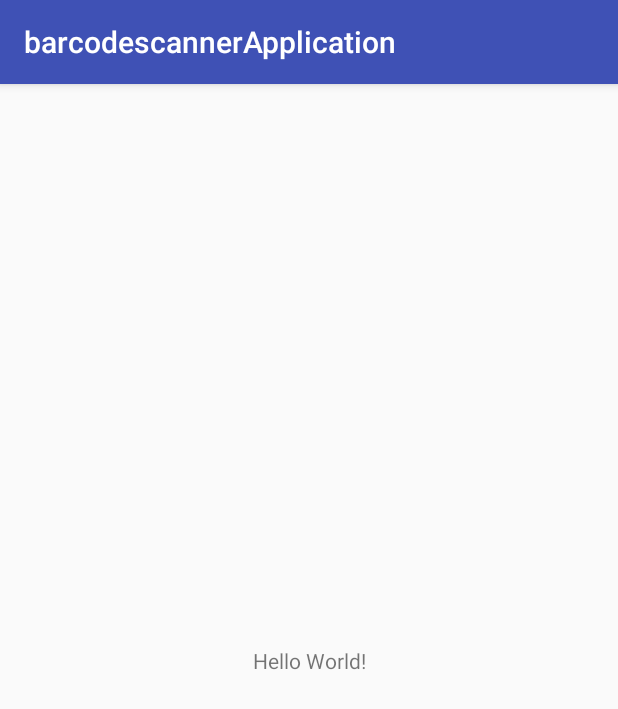
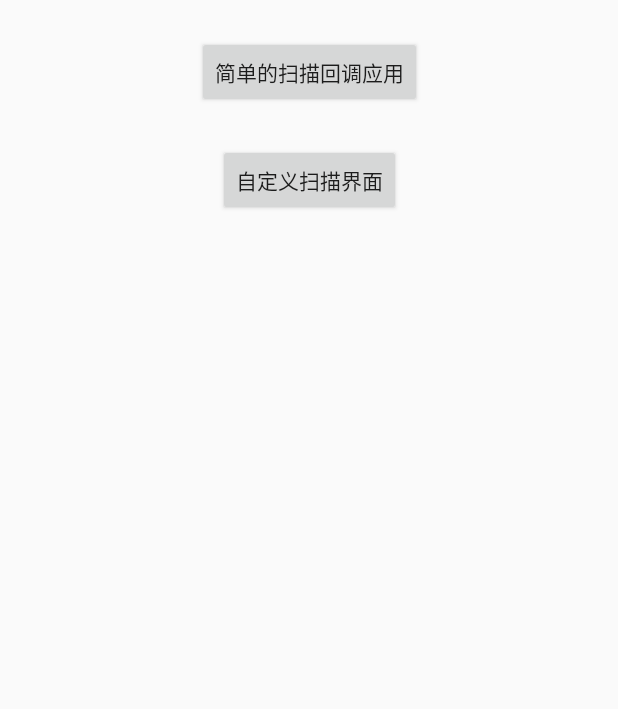
Before and after one commit to nanfanglr/zxing_android_embedded_demo, an Android app: the screen it shows after launch (MainActivity), on a phone screen of 412 x 824 dp. Shown: the top 709 px of the screen. Run offline under Robolectric (Android 15) with nearby library versions, the phone set to English and light mode, and no system bars; our stand-ins replace ButterKnife.

Commit message:
添加了barcodescanner库的示例

```diff
--- a/app/src/main/AndroidManifest.xml
+++ b/app/src/main/AndroidManifest.xml
@@ -1,7 +1,7 @@
 <?xml version="1.0" encoding="utf-8"?>
 <manifest xmlns:android="http://schemas.android.com/apk/res/android"
     package="com.rui.zxing_android_embedded_demo">
-
+    <uses-permission android:name="android.permission.CAMERA" />
     <application
         android:name=".SampleApplication"
         android:allowBackup="true"
--- a/barcodescannerapplication/build.gradle
+++ b/barcodescannerapplication/build.gradle
@@ -28,6 +28,11 @@ android {
 dependencies {
     implementation fileTree(dir: 'libs', include: ['*.jar'])
 
+    implementation 'me.dm7.barcodescanner:zxing:1.9.8'
+
+    implementation 'com.jakewharton:butterknife:8.8.1'
+    annotationProcessor 'com.jakewharton:butterknife-compiler:8.8.1'
+
     implementation 'com.android.support:appcompat-v7:27.1.1'
     implementation 'com.android.support.constraint:constraint-layout:1.1.2'
     testImplementation 'junit:junit:4.12'
--- a/barcodescannerapplication/src/main/java/com/rui/barcodescannerapplication/MainActivity.java
+++ b/barcodescannerapplication/src/main/java/com/rui/barcodescannerapplication/MainActivity.java
@@ -1,13 +1,47 @@
 package com.rui.barcodescannerapplication;
 
+import android.Manifest;
+import android.content.Intent;
+import android.content.pm.PackageManager;
+import android.os.Bundle;
+import android.support.v4.app.ActivityCompat;
+import android.support.v4.content.ContextCompat;
 import android.support.v7.app.AppCompatActivity;
-import android.os.Bundle;
+import android.view.View;
+import android.widget.Button;
+
+import butterknife.BindView;
+import butterknife.ButterKnife;
+import butterknife.OnClick;
 
 public class MainActivity extends AppCompatActivity {
+
+    private static final int ZXING_CAMERA_PERMISSION = 1;
+    @BindView(R.id.button)
+    Button button;
+    @BindView(R.id.button2)
+    Button button2;
 
     @Override
     protected void onCreate(Bundle savedInstanceState) {
         super.onCreate(savedInstanceState);
         setContentView(R.layout.activity_main);
+        ButterKnife.bind(this);
+        if (ContextCompat.checkSelfPermission(this, Manifest.permission.CAMERA)
+                != PackageManager.PERMISSION_GRANTED) {
+            ActivityCompat.requestPermissions(this,
+                    new String[]{Manifest.permission.CAMERA}, ZXING_CAMERA_PERMISSION);
+        }
+    }
+
+    @OnClick({R.id.button, R.id.button2})
+    public void onViewClicked(View view) {
+        switch (view.getId()) {
+            case R.id.button:
+                startActivity(new Intent(this, ScannerActivity.class));
+                break;
+            case R.id.button2:
+                break;
+        }
     }
 }
--- a/barcodescannerapplication/src/main/res/layout/activity_main.xml
+++ b/barcodescannerapplication/src/main/res/layout/activity_main.xml
@@ -6,13 +6,31 @@
     android:layout_height="match_parent"
     tools:context=".MainActivity">
 
-    <TextView
+    <Button
+        android:id="@+id/button"
         android:layout_width="wrap_content"
         android:layout_height="wrap_content"
-        android:text="Hello World!"
-        app:layout_constraintBottom_toBottomOf="parent"
-        app:layout_constraintLeft_toLeftOf="parent"
-        app:layout_constraintRight_toRightOf="parent"
+        android:layout_marginEnd="8dp"
+        android:layout_marginLeft="8dp"
+        android:layout_marginRight="8dp"
+        android:layout_marginStart="8dp"
+        android:layout_marginTop="24dp"
+        android:text="简单的扫描回调应用"
+        app:layout_constraintEnd_toEndOf="parent"
+        app:layout_constraintStart_toStartOf="parent"
         app:layout_constraintTop_toTopOf="parent" />
 
+    <Button
+        android:id="@+id/button2"
+        android:layout_width="wrap_content"
+        android:layout_height="wrap_content"
+        android:layout_marginEnd="8dp"
+        android:layout_marginLeft="8dp"
+        android:layout_marginRight="8dp"
+        android:layout_marginStart="8dp"
+        android:layout_marginTop="24dp"
+        android:text="自定义扫描界面"
+        app:layout_constraintEnd_toEndOf="@+id/button"
+        app:layout_constraintStart_toStartOf="@+id/button"
+        app:layout_constraintTop_toBottomOf="@+id/button" />
 </android.support.constraint.ConstraintLayout>
--- a/barcodescannerapplication/src/main/res/values/styles.xml
+++ b/barcodescannerapplication/src/main/res/values/styles.xml
@@ -1,7 +1,7 @@
 <resources>
 
     <!-- Base application theme. -->
-    <style name="AppTheme" parent="Theme.AppCompat.Light.DarkActionBar">
+    <style name="AppTheme" parent="Theme.AppCompat.Light.NoActionBar">
         <!-- Customize your theme here. -->
         <item name="colorPrimary">@color/colorPrimary</item>
         <item name="colorPrimaryDark">@color/colorPrimaryDark</item>
--- a/settings.gradle
+++ b/settings.gradle
@@ -1 +1 @@
-include ':app'
+include ':app', ':barcodescannerapplication'
```
Also changed, not shown: barcodescannerapplication/src/main/AndroidManifest.xml (+7 -1 lines), barcodescannerapplication/src/main/java/com/rui/barcodescannerapplication/ScannerActivity.java (+53 -2 lines), barcodescannerapplication/src/main/res/layout/activity_scanner.xml (+26 -3 lines), 2 other files.
